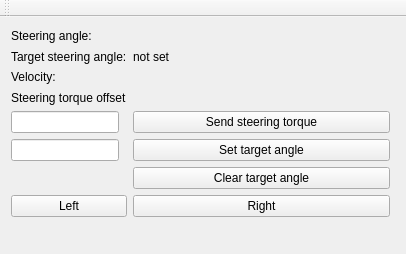
First picture: the form in src/ui_steering_manual/kia_steering_ui_main_window.ui, repository waiwnf/pilotguru, before the edit.
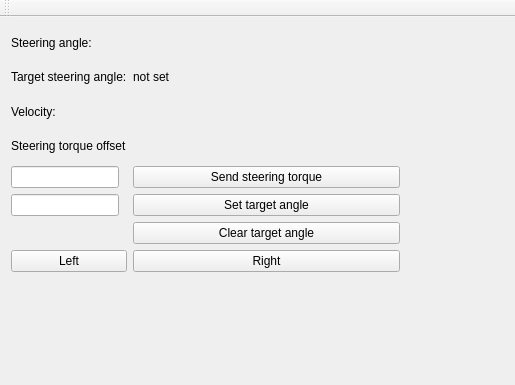
Second picture: the form after the edit.

Commit message: Adjust the steering UI window so that it is large enough on high-dpi screens.

The edit to the form file:
```diff
--- a/src/ui_steering_manual/kia_steering_ui_main_window.ui
+++ b/src/ui_steering_manual/kia_steering_ui_main_window.ui
@@ -6,8 +6,8 @@
    <rect>
     <x>0</x>
     <y>0</y>
-    <width>406</width>
-    <height>254</height>
+    <width>515</width>
+    <height>385</height>
    </rect>
   </property>
   <property name="windowTitle">
@@ -19,8 +19,8 @@
      <rect>
       <x>0</x>
       <y>0</y>
-      <width>401</width>
-      <height>211</height>
+      <width>411</width>
+      <height>266</height>
      </rect>
     </property>
     <layout class="QGridLayout" name="gridLayout">
```
Left out of the diff: 4 changed lines with no effect on the pictures.
